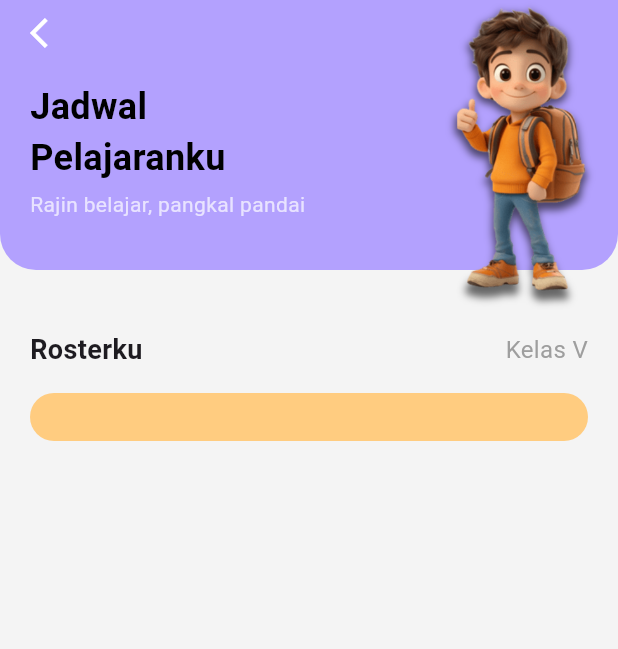
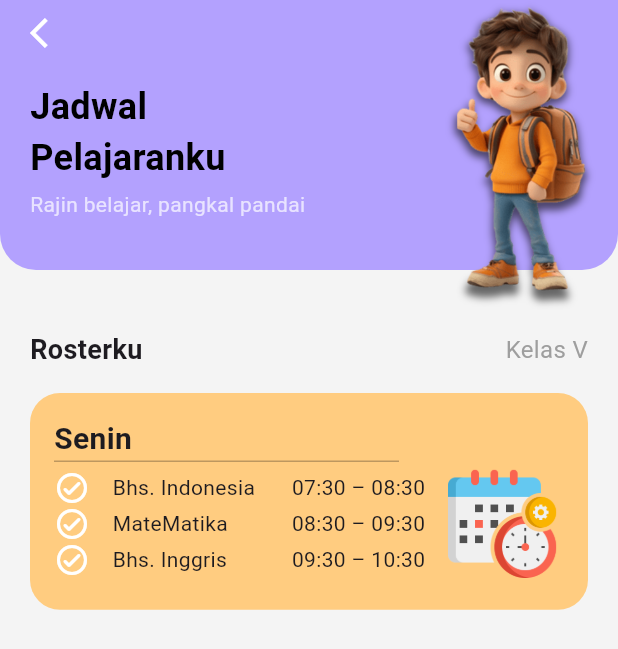
Before and after one commit to hermaone2023/smartschool, a Flutter app: the Rosterku screen opened directly, on a phone screen of 412 x 824 dp. Shown: the top 649 px of the screen. Run offline on Flutter 3.47's test engine with Material 3 defaults, Android fonts, the phone set to English and light mode, and no system bars.

Commit message:
update rosterku tambahan list roster

```diff
--- a/lib/pages/dashboardpage.dart
+++ b/lib/pages/dashboardpage.dart
@@ -1,6 +1,7 @@
 import 'package:flutter/material.dart';
 import 'package:intl/intl.dart';
 import 'package:smartschool/pages/rosterku.dart';
+//import 'package:smartschool/pages/rosterku.dart';
 
 class Dashboardpage extends StatefulWidget {
   const Dashboardpage({super.key});
--- a/lib/pages/rosterku.dart
+++ b/lib/pages/rosterku.dart
@@ -9,7 +9,6 @@ class Rosterku extends StatelessWidget {
       backgroundColor: const Color(0xFFF4F4F4),
       body: SafeArea(
         top: false, // biar container bisa nempel ke atas
-        child: SingleChildScrollView(
         child: Column(
           crossAxisAlignment: CrossAxisAlignment.start,
           children: [
@@ -40,10 +39,7 @@ class Rosterku extends StatelessWidget {
                         onTap: () {
                           Navigator.pop(context);
                         },
-                          child: Icon(
-                            Icons.arrow_back_ios,
-                            color: Colors.white,
-                          ),
+                        child: Icon(Icons.arrow_back_ios, color: Colors.white),
                       ),
                       SizedBox(height: 20),
                       Text(
@@ -80,10 +76,7 @@ class Rosterku extends StatelessWidget {
                 children: const [
                   Text(
                     "Rosterku",
-                      style: TextStyle(
-                        fontWeight: FontWeight.bold,
-                        fontSize: 18,
-                      ),
+                    style: TextStyle(fontWeight: FontWeight.bold, fontSize: 18),
                   ),
                   Text(
                     "Kelas V",
@@ -95,20 +88,125 @@ class Rosterku extends StatelessWidget {
 
             const SizedBox(height: 16),
 
-              // CARD HARI
-              Padding(
+            // roster harian
+            Expanded(
+              child: Padding(
                 padding: const EdgeInsets.symmetric(horizontal: 20),
-                child: Container(
+                child: SingleChildScrollView(
+                  child: Column(
+                    children: [
+                      //roster hari senin
+                      Container(
+                        width: MediaQuery.of(context).size.width,
                         padding: const EdgeInsets.all(16),
                         decoration: BoxDecoration(
                           color: Colors.orange[200],
                           borderRadius: BorderRadius.circular(20),
                         ),
+                        child: Column(
+                          crossAxisAlignment: CrossAxisAlignment.start,
+                          children: [
+                            Text(
+                              'Senin',
+                              style: TextStyle(
+                                fontWeight: FontWeight.bold,
+                                fontSize: 20,
                               ),
                             ),
-              const SizedBox(height: 30),
+                            Padding(
+                              padding: const EdgeInsets.only(right: 110),
+                              child: Divider(height: 1, color: Colors.black26),
+                            ),
+                            Row(
+                              children: [
+                                Flexible(
+                                  flex: 3,
+                                  child: SizedBox(
+                                    width: MediaQuery.of(context).size.width,
+                                    child: Column(
+                                      children: [
+                                        Row(
+                                          children: [
+                                            Icon(
+                                              Icons
+                                                  .check_circle_outline_rounded,
+                                              color: Colors.white,
+                                            ),
+                                            SizedBox(width: 15),
+                                            Text(
+                                              'Bhs. Indonesia',
+                                            ), // ganti dengan roster yang sebenarnya disekolahta
+                                            Spacer(),
+                                            Text('07:30 – 08:30'),
                                           ],
                                         ),
+                                        Row(
+                                          children: [
+                                            Icon(
+                                              Icons
+                                                  .check_circle_outline_rounded,
+                                              color: Colors.white,
+                                            ),
+                                            SizedBox(width: 15),
+                                            Text(
+                                              'MateMatika',
+                                            ), // ganti dengan roster yang sebenarnya disekolahta
+                                            Spacer(),
+                                            Text('08:30 – 09:30'),
+                                          ],
+                                        ),
+                                        Row(
+                                          children: [
+                                            Icon(
+                                              Icons
+                                                  .check_circle_outline_rounded,
+                                              color: Colors.white,
+                                            ),
+                                            SizedBox(width: 15),
+                                            Text(
+                                              'Bhs. Inggris',
+                                            ), // ganti dengan roster yang sebenarnya disekolahta
+                                            Spacer(),
+                                            Text('09:30 – 10:30'),
+                                          ],
+                                        ),
+                                      ],
+                                    ),
+                                  ),
+                                ),
+                                SizedBox(width: 10),
+                                Flexible(
+                                  child: Image.asset(
+                                    'assets/images/scheduling.png',
+                                    width: 100,
+                                  ),
+                                ),
+                              ],
+                            ),
+                          ],
+                        ),
+                      ),
+                      SizedBox(height: 10),
+
+                      //buat roster hari selasa disini--------------------------------------------->
+                      SizedBox(height: 10),
+
+                      //buat roster hari Rabu disini--------------------------------------------->
+                      SizedBox(height: 10),
+
+                      //buat roster hari Kamis disini--------------------------------------------->
+                      SizedBox(height: 10),
+
+                      //buat roster hari jumat disini--------------------------------------------->
+                      SizedBox(height: 10),
+
+                      //buat roster hari Sabtu disini--------------------------------------------->
+                    ],
+                  ),
+                ),
+              ),
+            ),
+          ],
         ),
       ),
     );
```
Lines whose indentation alone changed are shown as unchanged.
